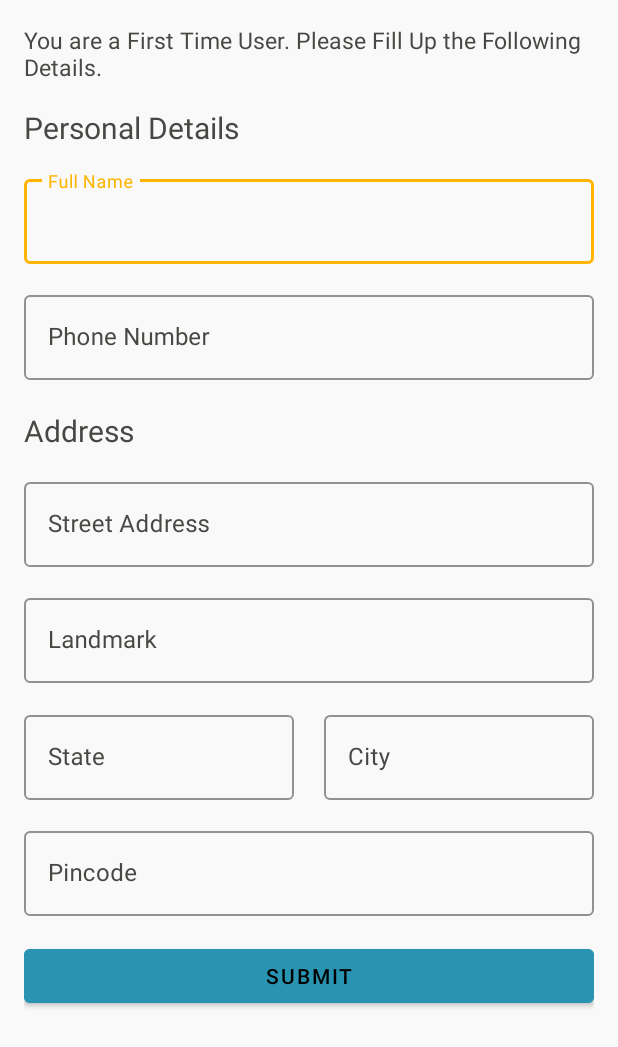
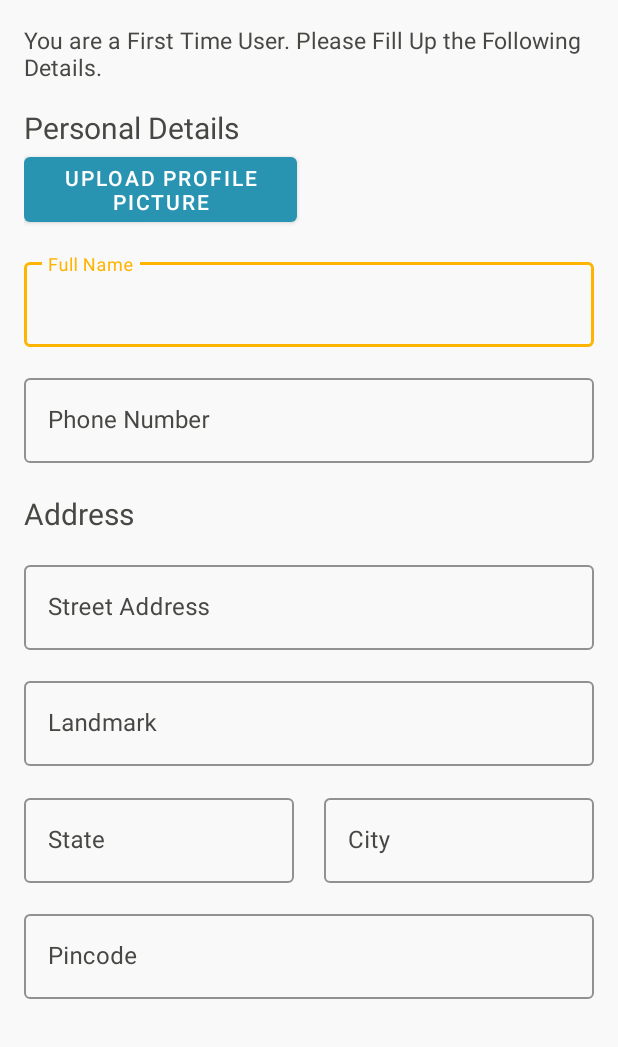
Before and after one commit to Jagannath7/Neki, an Android app: the SignUpActivity screen opened directly, with no data from a screen before it, on a phone screen of 412 x 824 dp. Shown: the top 1047 px of the screen. Run offline under Robolectric (Android 15) with nearby library versions, the light colour scheme and no system bars; our stand-ins replace Firebase (no records; nobody signed in at launch, a user with empty details on screens opened directly); libraries missing offline, so code that uses them is left out: com.theartofdev.edmodo.

Commit message:
mobileapp: profile pic upload done

```diff
--- a/mobile-app/app/build.gradle
+++ b/mobile-app/app/build.gradle
@@ -46,5 +46,10 @@ dependencies {
     implementation 'com.google.firebase:firebase-auth-ktx:19.4.0'
     implementation 'com.google.firebase:firebase-firestore-ktx:21.6.0'
     implementation 'com.google.firebase:firebase-analytics:17.5.0'
+    implementation 'com.google.firebase:firebase-storage-ktx:19.2.0'
+
+    //crop activity
+    implementation 'com.theartofdev.edmodo:android-image-cropper:2.8.0'
+    implementation 'com.otaliastudios:cameraview:2.6.4'
 
 }
--- a/mobile-app/app/src/main/java/com/systemtron/neki/modelClass/User.kt
+++ b/mobile-app/app/src/main/java/com/systemtron/neki/modelClass/User.kt
@@ -8,6 +8,7 @@ class User {
     var state: String = ""
     var city: String = ""
     var pincode: String = ""
+    var urlPP: String = ""
 
     constructor() {
     }
@@ -19,7 +20,8 @@ class User {
         landmark: String,
         state: String,
         city: String,
-        pincode: String
+        pincode: String,
+        url: String
     ) {
         this.fullName = fullName
         this.phoneNumber = phoneNumber
@@ -28,5 +30,6 @@ class User {
         this.state = state
         this.city = city
         this.pincode = pincode
+        this.urlPP = url
     }
 }
--- a/mobile-app/app/src/main/java/com/systemtron/neki/utils/Constants.kt
+++ b/mobile-app/app/src/main/java/com/systemtron/neki/utils/Constants.kt
@@ -4,6 +4,9 @@ class Constants {
     companion object {
         const val welcomeTagSS = "welcomeTag"
         const val sharedPreferencesWelcome = "welcomeInt"
+        const val userName = "userFullName"
+        const val userPP = "userPP"
         const val keyName = "fullName"
+        const val keyPP = "urlPP"
     }
 }
--- a/mobile-app/app/src/main/res/layout/activity_sign_up.xml
+++ b/mobile-app/app/src/main/res/layout/activity_sign_up.xml
@@ -31,12 +31,40 @@
         android:textColor="@color/colorText"
         android:textSize="20sp" />
 
+    <LinearLayout
+        android:id="@+id/llPicture"
+        android:layout_width="match_parent"
+        android:layout_height="wrap_content"
+        android:layout_below="@id/tvPersonalDetails"
+        android:orientation="horizontal"
+        android:weightSum="1">
+
+        <com.google.android.material.button.MaterialButton
+            android:id="@+id/btnUpload"
+            android:layout_width="0dp"
+            android:layout_height="match_parent"
+            android:layout_marginEnd="8dp"
+            android:layout_weight="0.5"
+            android:text="@string/upload_profile_picture" />
+
+        <TextView
+            android:layout_width="0dp"
+            android:layout_height="match_parent"
+            android:layout_marginStart="8dp"
+            android:layout_weight="0.5"
+            android:gravity="center|start"
+            android:textColor="@color/colorText"
+            android:textSize="15sp"
+            tools:text="Path to file" />
+
+    </LinearLayout>
+
     <com.google.android.material.textfield.TextInputLayout
         android:id="@+id/etName"
         style="@style/Widget.MaterialComponents.TextInputLayout.OutlinedBox"
         android:layout_width="match_parent"
         android:layout_height="wrap_content"
-        android:layout_below="@id/tvPersonalDetails"
+        android:layout_below="@id/llPicture"
         android:layout_alignParentStart="true"
         android:layout_alignParentEnd="true"
         android:layout_marginTop="15dp"
@@ -221,8 +249,10 @@
         android:layout_marginTop="16dp"
         android:layout_marginBottom="16dp"
         android:backgroundTint="@color/colorButton"
+        android:enabled="false"
         android:text="@string/submit"
-        android:textColor="@android:color/black" />
+        android:textColor="@android:color/black"
+        android:visibility="gone" />
 
 
 </RelativeLayout>
--- a/mobile-app/app/src/main/res/values/strings.xml
+++ b/mobile-app/app/src/main/res/values/strings.xml
@@ -25,4 +25,5 @@
     <string name="few_suggestions">Few Suggestions</string>
     <string name="ngo_icon">NGO Icon</string>
     <string name="welcome">Welcome</string>
+    <string name="upload_profile_picture">Upload Profile Picture</string>
 </resources>
```
Also changed, not shown: mobile-app/app/src/main/AndroidManifest.xml (+8 -0 lines), mobile-app/app/src/main/java/com/systemtron/neki/activities/SignUpActivity.kt (+58 -1 lines), mobile-app/app/src/main/java/com/systemtron/neki/fragments/DonateFragment.kt (+11 -4 lines), mobile-app/app/src/main/res/drawable/logo.png (deleted), 1 other file.
